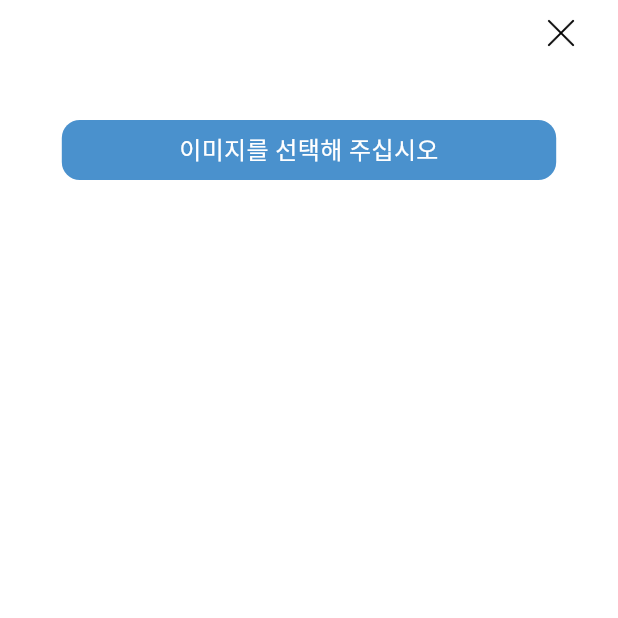
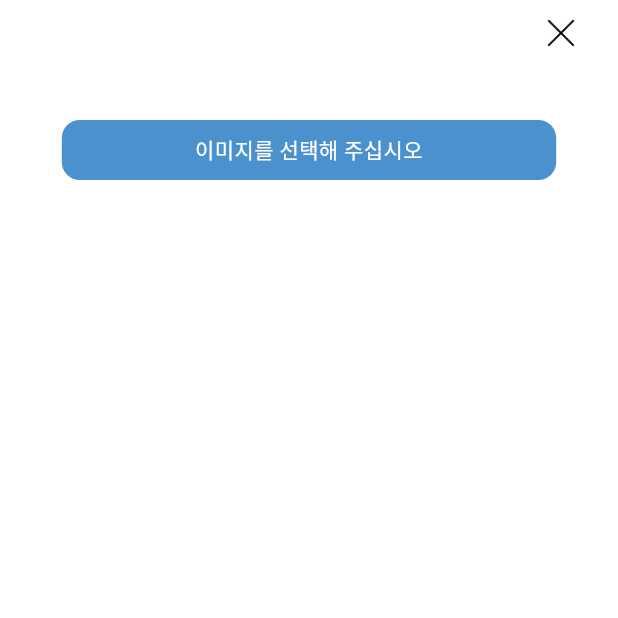
Before and after one commit to HeoKyuTae/webview, a Flutter app: the ImagePreview screen opened directly with empty values, after a tap on "선택 완료", on a phone screen of 412 x 824 dp, the top half of it. Run offline on Flutter 3.47's test engine with Material 3 defaults, Android fonts, the phone set to English and light mode, and no system bars; our stand-ins replace file_picker, flutter_contacts, webview_flutter; missing offline and left inert: photo_manager, photo_manager_image_provider.

Commit message:
피드백 수정

```diff
--- a/lib/file_preview.dart
+++ b/lib/file_preview.dart
@@ -47,7 +47,7 @@
     int result = (c - (img + doc)) * -1;
 
     if (result > 0) {
-      return '$result개의 첨부파일이 초과 되었습니다.';
+      return '선택한 첨부파일중 $result개를 삭제해야 등록가능합니다.';
     } else {
       return '';
     }
--- a/lib/snack.dart
+++ b/lib/snack.dart
@@ -42,7 +42,7 @@
                     ),
                     child: Text(
                       message,
-                      style: TextStyle(color: Colors.white, fontSize: 16),
+                      style: TextStyle(color: Colors.white, fontSize: 14),
                       textAlign: TextAlign.center,
                     ),
                   ),
```
Also changed, not shown: lib/home.dart (+1 -6 lines).
